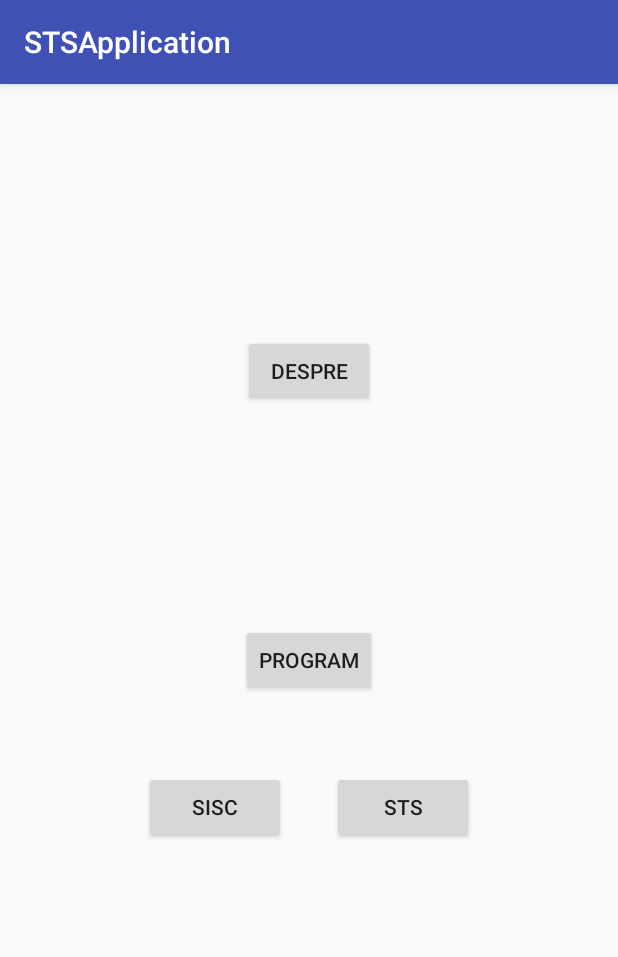
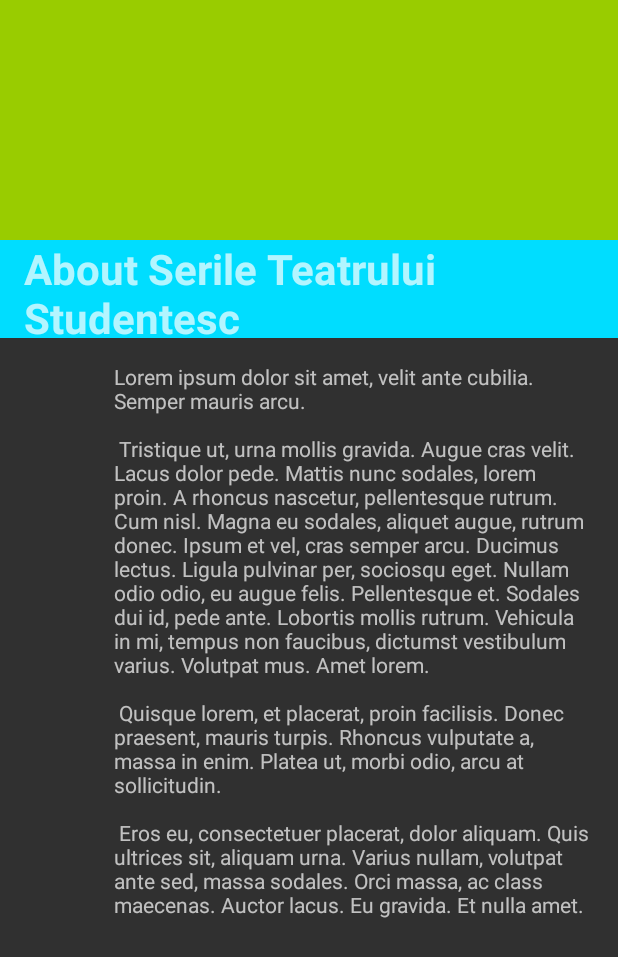
Before and after one commit to AlexandruCrijman/STSApplication, an Android app: the screen it shows after launch (MainActivity before the commit, AboutActivity after it), after a tap on "DESPRE", on a phone screen of 412 x 824 dp. Shown: the top 957 px of the screen. Run offline under Robolectric (Android 15) with nearby library versions, the phone set to English and light mode, and no system bars.

Commit message:
With About Activity

```diff
--- a/STS/app/src/main/AndroidManifest.xml
+++ b/STS/app/src/main/AndroidManifest.xml
@@ -7,14 +7,18 @@
         android:icon="@mipmap/ic_launcher"
         android:label="@string/app_name"
         android:supportsRtl="true"
-        android:theme="@style/AppTheme">
+        android:theme="@style/Theme.AppCompat.NoActionBar">
+
         <activity android:name=".MainActivity">
             <intent-filter>
                 <action android:name="android.intent.action.MAIN" />
 
                 <category android:name="android.intent.category.LAUNCHER" />
             </intent-filter>
+
         </activity>
+        <activity android:name=".AboutActivity"></activity>
+
     </application>
 
 </manifest>
--- /dev/null
+++ b/STS/app/src/main/java/com/alexandru/stsapplication/AboutActivity.java
@@ -0,0 +1,13 @@
+package com.alexandru.stsapplication;
+
+import android.support.v7.app.AppCompatActivity;
+import android.os.Bundle;
+
+public class AboutActivity extends AppCompatActivity {
+
+    @Override
+    protected void onCreate(Bundle savedInstanceState) {
+        super.onCreate(savedInstanceState);
+        setContentView(R.layout.activity_about);
+    }
+}
--- a/STS/app/src/main/java/com/alexandru/stsapplication/MainActivity.java
+++ b/STS/app/src/main/java/com/alexandru/stsapplication/MainActivity.java
@@ -5,14 +5,55 @@ import android.net.Uri;
 import android.support.v7.app.AppCompatActivity;
 import android.os.Bundle;
 import android.view.View;
+import android.widget.Button;
 
 public class MainActivity extends AppCompatActivity {
+
+    private Button openSiSC;
+    private Button openSTS;
+    private Button openAbout;
+    private Button openProgram;
 
     @Override
     protected void onCreate(Bundle savedInstanceState) {
         super.onCreate(savedInstanceState);
         setContentView(R.layout.activity_main);
+
+        openSiSC= (Button) findViewById(R.id.btn_to_SiSC_site);
+        openSTS=(Button) findViewById(R.id.btn_to_STS_site);
+        openAbout=(Button) findViewById(R.id.btn_despre);
+        openProgram=(Button) findViewById(R.id.btn_program);
+        openSiSC.setOnClickListener(handler);
+        openSTS.setOnClickListener(handler);
+        openAbout.setOnClickListener(handler);
+        openProgram.setOnClickListener(handler);
     }
+    View.OnClickListener handler = new View.OnClickListener() {
+
+        Intent intent=null;
+        @Override
+        public void onClick(View v) {
+            switch(v.getId())
+            {
+                case R.id.btn_despre:
+                    intent=new Intent(getBaseContext(), AboutActivity.class);
+
+                    break;
+                case R.id.btn_program:
+
+                    break;
+                case R.id.btn_to_SiSC_site:
+                    intent=new Intent(Intent.ACTION_VIEW, Uri.parse("http://www.sisc.ro"));
+
+                    break;
+                case R.id.btn_to_STS_site:
+                    intent = new Intent(Intent.ACTION_VIEW, Uri.parse("http://www.sts.sisc.ro"));
+                    break;
+            }
+            startActivity(intent);
+
+        }
+    };
 
 
 
@@ -20,6 +61,10 @@ public class MainActivity extends AppCompatActivity {
 
 
 
+
+
+
+/*
     public void openSisc_Site(View view)
     {
         Intent i = new Intent(Intent.ACTION_VIEW, Uri.parse("http://www.sisc.ro"));
@@ -32,5 +77,11 @@ public class MainActivity extends AppCompatActivity {
         startActivity(i);
 
     }
+    public void openDe  spreActivity(View view)
+    {
+        Intent i = new Intent(getBaseContext(), AboutActivity.class);
+        startActivity(i);
+
+    }*/
    // public void open
 }
--- /dev/null
+++ b/STS/app/src/main/res/layout/activity_about.xml
@@ -0,0 +1,47 @@
+<?xml version="1.0" encoding="utf-8"?>
+<LinearLayout xmlns:android="http://schemas.android.com/apk/res/android"
+    xmlns:tools="http://schemas.android.com/tools"
+
+    android:layout_width="match_parent"
+    android:layout_height="match_parent"
+    android:orientation="vertical"
+    tools:context="com.alexandru.stsapplication.AboutActivity">
+
+    <ImageView
+        android:layout_width="match_parent"
+        android:layout_height="@dimen/image_top_AboutActivy"
+        android:id="@+id/imageView"
+        android:layout_gravity="center_horizontal"
+         android:background="@android:color/holo_green_light"/>
+    <TextView
+        android:layout_width="match_parent"
+        android:layout_height="65sp"
+        android:text="About Serile Teatrului Studentesc"
+        android:background="@android:color/holo_blue_bright"
+        style="@style/TitleAbout" />
+
+
+   <ScrollView
+       android:layout_width="match_parent"
+       android:layout_height="match_parent"
+       android:layout_gravity="start">
+
+       <TextView
+           android:layout_width="match_parent"
+           android:layout_height="match_parent"
+           android:paddingLeft="@dimen/paddingLeftTextAbout"
+           android:paddingRight="@dimen/paddingRightTextAbout"
+           android:paddingTop="@dimen/paddingTopBottomTextAbout"
+           android:paddingBottom="@dimen/paddingTopBottomTextAbout"
+          android:textAlignment="viewStart"
+           android:layout_gravity="start"
+           android:text="@string/textAbout"
+           />
+
+
+
+   </ScrollView>
+
+
+
+</LinearLayout>
--- a/STS/app/src/main/res/layout/activity_main.xml
+++ b/STS/app/src/main/res/layout/activity_main.xml
@@ -1,6 +1,7 @@
 <?xml version="1.0" encoding="utf-8"?>
 <RelativeLayout xmlns:android="http://schemas.android.com/apk/res/android"
     xmlns:tools="http://schemas.android.com/tools"
+
     android:layout_width="match_parent"
     android:layout_height="match_parent"
     android:paddingBottom="@dimen/activity_vertical_margin"
@@ -11,55 +12,61 @@
 
 
     <Button
+        android:id="@+id/btn_despre"
         android:layout_width="wrap_content"
         android:layout_height="wrap_content"
-        android:text="@string/despre"
-        android:id="@+id/btn_despre"
-        android:layout_marginTop="151dp"
         android:layout_alignParentTop="true"
         android:layout_centerHorizontal="true"
-        android:onClick="openDespreActivity"/>
+        android:layout_marginTop="151dp"
+        android:onClick="openDespreActivity"
+        android:text="@string/despre"
+        style="@style/mainButtons"
+        />
 
     <Button
+        android:id="@+id/btn_program"
+        style="@style/mainButtons"
         android:layout_width="wrap_content"
         android:layout_height="wrap_content"
-        android:text="@string/program"
-        android:id="@+id/btn_program"
+        android:layout_centerHorizontal="true"
         android:layout_centerVertical="true"
-        android:layout_centerHorizontal="true"
-        android:onClick="openProgramActivity"/>
+
+
+        android:text="@string/program" />
 
     <LinearLayout
         android:layout_width="match_parent"
         android:layout_height="wrap_content"
-        android:orientation="horizontal"
-        android:weightSum="100"
-        android:layout_below="@+id/btn_program"
         android:layout_alignParentLeft="true"
         android:layout_alignParentStart="true"
-        android:layout_marginTop="50dp">
+        android:layout_below="@+id/btn_program"
+        android:layout_marginTop="50dp"
+        android:orientation="horizontal"
+        android:weightSum="100">
+
         <Button
+            android:id="@+id/btn_to_SiSC_site"
+            style="@style/mainButtons"
             android:layout_width="wrap_content"
             android:layout_height="wrap_content"
+            android:layout_marginLeft="@dimen/margin_buttons"
+            android:layout_marginRight="@dimen/margin_buttons_middle"
             android:layout_weight="50"
-            android:text="SiSC"
-            android:id="@+id/btn_to_SiSC_site"
             android:clickable="true"
-            android:layout_marginRight="@dimen/margin_buttons_middle"
-            android:layout_marginLeft="@dimen/margin_buttons"
             android:onClick="openSisc_Site"
-            />
+            android:text="SiSC" />
+
         <Button
+            android:id="@+id/btn_to_STS_site"
+            style="@style/mainButtons"
             android:layout_width="wrap_content"
             android:layout_height="wrap_content"
+            android:layout_marginLeft="@dimen/margin_buttons_middle"
+            android:layout_marginRight="@dimen/margin_buttons"
             android:layout_weight="50"
-            android:text="STS"
-            android:id="@+id/btn_to_STS_site"
             android:clickable="true"
-            android:layout_marginRight="@dimen/margin_buttons"
-            android:layout_marginLeft="@dimen/margin_buttons_middle"
             android:onClick="openSts_Site"
-            />
+            android:text="STS" />
 
     </LinearLayout>
 
--- a/STS/app/src/main/res/values/colors.xml
+++ b/STS/app/src/main/res/values/colors.xml
@@ -2,5 +2,5 @@
 <resources>
     <color name="colorPrimary">#3F51B5</color>
     <color name="colorPrimaryDark">#303F9F</color>
-    <color name="colorAccent">#FF4081</color>
+    <color name="colorAccent">#9a1922</color>
 </resources>
--- a/STS/app/src/main/res/values/dimens.xml
+++ b/STS/app/src/main/res/values/dimens.xml
@@ -4,4 +4,11 @@
     <dimen name="activity_vertical_margin">16dp</dimen>
     <dimen name="margin_buttons">80dp</dimen>
     <dimen name="margin_buttons_middle">15dp</dimen>
+
+
+
+    <dimen name="image_top_AboutActivy">160dp</dimen>
+    <dimen name="paddingLeftTextAbout">76dp</dimen>
+    <dimen name="paddingRightTextAbout">16dp</dimen>
+    <dimen name="paddingTopBottomTextAbout">16dp</dimen>
 </resources>
--- a/STS/app/src/main/res/values/strings.xml
+++ b/STS/app/src/main/res/values/strings.xml
@@ -2,4 +2,11 @@
     <string name="app_name">STSApplication</string>
     <string name="despre">Despre</string>
     <string name="program">Program</string>
+    <string name="textAbout">Lorem ipsum dolor sit amet, velit ante cubilia. Semper mauris arcu. \n\n
+        Tristique ut, urna mollis gravida. Augue cras velit. Lacus dolor pede. Mattis nunc sodales, lorem proin. A rhoncus nascetur, pellentesque rutrum. Cum nisl.
+        Magna eu sodales, aliquet augue, rutrum donec. Ipsum et vel, cras semper arcu. Ducimus lectus. Ligula pulvinar per, sociosqu eget. Nullam odio odio, eu augue felis.
+        Pellentesque et. Sodales dui id, pede ante. Lobortis mollis rutrum. Vehicula in mi, tempus non faucibus, dictumst vestibulum varius. Volutpat mus. Amet lorem. \n\n
+        Quisque lorem, et placerat, proin facilisis. Donec praesent, mauris turpis. Rhoncus vulputate a, massa in enim. Platea ut, morbi odio, arcu at sollicitudin. \n\n
+        Eros eu, consectetuer placerat, dolor aliquam. Quis ultrices sit, aliquam urna. Varius nullam, volutpat ante sed, massa sodales. Orci massa, ac class maecenas.
+        Auctor lacus. Eu gravida. Et nulla amet.</string>
 </resources>
--- a/STS/app/src/main/res/values/styles.xml
+++ b/STS/app/src/main/res/values/styles.xml
@@ -7,5 +7,27 @@
         <item name="colorPrimaryDark">@color/colorPrimaryDark</item>
         <item name="colorAccent">@color/colorAccent</item>
     </style>
+    <style name="DialogTheme" parent="Base.Theme.AppCompat.Light.Dialog">
+        <!-- Customize your theme here. -->
+        <item name="colorPrimary">@color/colorPrimary</item>
+        <item name="colorPrimaryDark">@color/colorPrimaryDark</item>
+        <item name="colorAccent">@color/colorAccent</item>
+    </style>
+
+
+    <style name="mainButtons">
+        <item name="android:textStyle">bold</item>
+        <item name="android:background">@android:color/transparent</item>
+        <item name="android:textColor">@android:color/white</item>
+    </style>
+
+    <style name="test" parent="DialogTheme" />
+
+    <style name="TitleAbout">
+        <item name="android:textSize">28sp</item>
+        <item name="android:paddingLeft">16dp</item>
+        <item name="android:textStyle">bold</item>
+        <item name="android:gravity">center_vertical</item>
+    </style>
 
 </resources>
```
